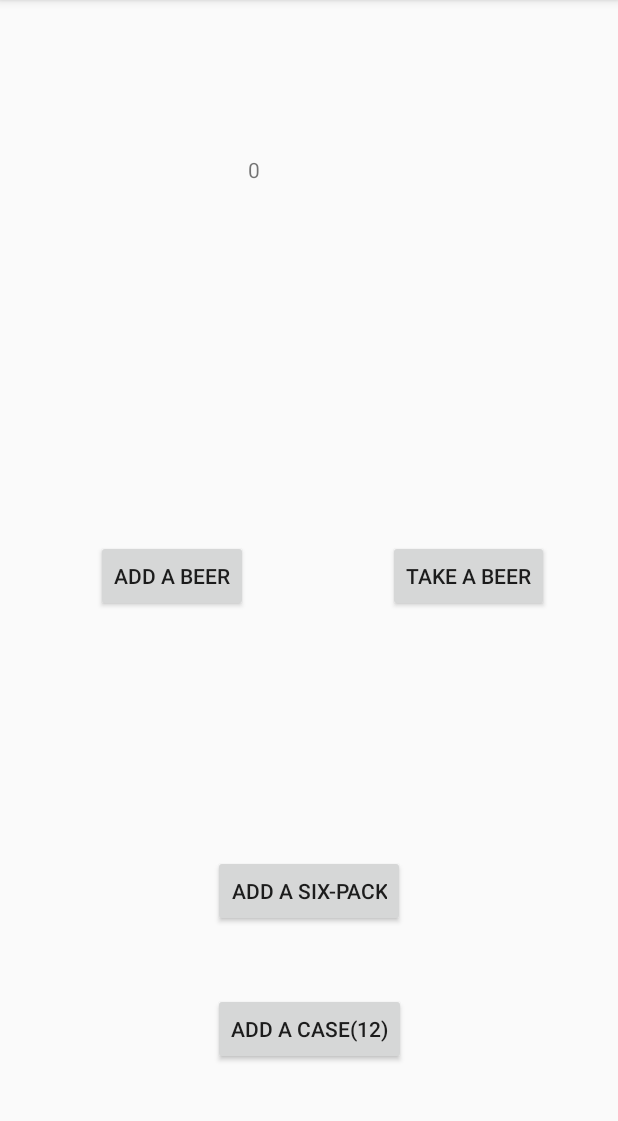
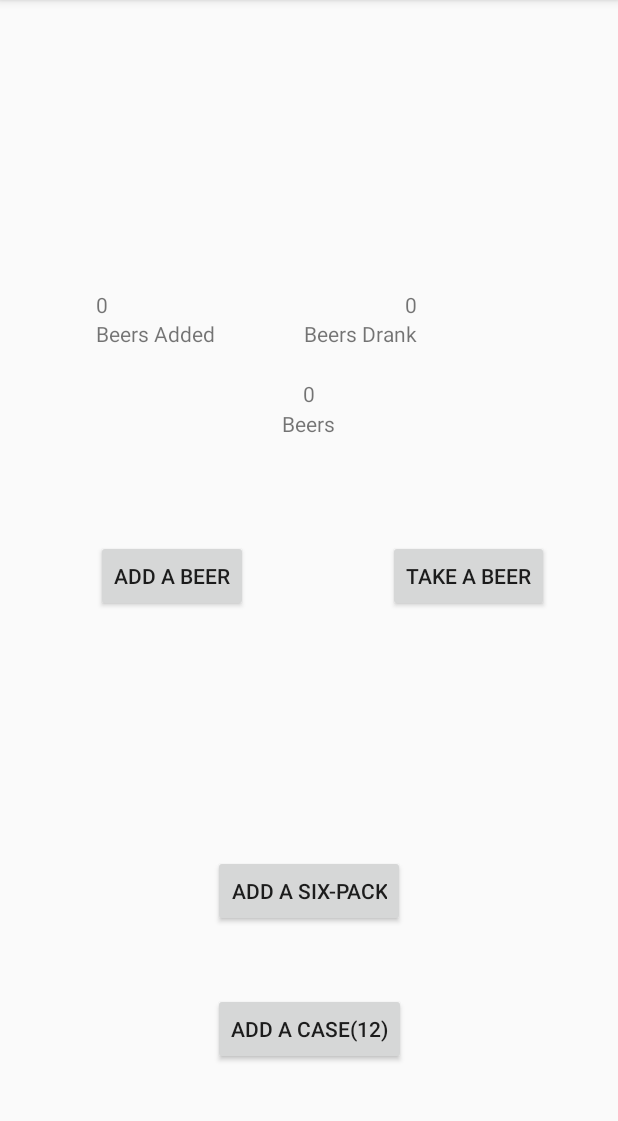
Before and after one commit to shostler/BeerHub, an Android app: the PersonalDashboardActivity screen opened directly, with no data from a screen before it, on a phone screen of 412 x 824 dp, the part 84-1205 px from its top. Run offline under Robolectric (Android 15) with nearby library versions, the phone set to English and light mode, and no system bars; libraries missing offline, so code that uses them is left out: io.realm; 6 statements that could not run were skipped.

Commit message:
labels for adds and dranks to user dash

```diff
--- a/app/src/main/java/com/infusionsoft/beerhub/PersonalDashboardActivity.java
+++ b/app/src/main/java/com/infusionsoft/beerhub/PersonalDashboardActivity.java
@@ -12,15 +12,15 @@ import io.realm.Realm;
 public class PersonalDashboardActivity extends AppCompatActivity {
 
     public static final String PIN_KEY = "key.pin";
+    private static final String NEGATIVE_NET_BEERS  = "Beers in the hole!";
+    private static final String POSITIVE_NET_BEERS  = "Beers still to drink!";
 
-    BeerDrinker drinker;
+    private BeerDrinker drinker;
 
     @Override
     protected void onCreate(Bundle savedInstanceState) {
         super.onCreate(savedInstanceState);
         setContentView(R.layout.activity_personal_dashboard);
-
-        //TODO show current totals on startup?
 
         String pin = getIntent().getStringExtra(PIN_KEY);
         Log.d("PersonalDashboard", pin);
@@ -29,8 +29,8 @@ public class PersonalDashboardActivity extends AppCompatActivity {
             .equalTo(BeerDrinkerFields.PIN, pin)
             .findFirst();
 
-        TextView beerTotalText = (TextView)findViewById(R.id.textBeerTot);
-        beerTotalText.setText(String.valueOf(drinker.getNetBeers()));
+        updateDrinkerSummary();
+
     }
 
     public void clickAddCase(View view) {
@@ -64,12 +64,23 @@ public class PersonalDashboardActivity extends AppCompatActivity {
     }
 
     public void showInteractionSummary(){
-        TextView beerTotalText = (TextView)findViewById(R.id.textBeerTot);
-        beerTotalText.setText(String.valueOf(drinker.getNetBeers()));
-
-        //TODO new NetBeers
+        updateDrinkerSummary();
         //TODO earned badges?
         //TODO drop back to mainActitivy
     }
 
+    private void updateDrinkerSummary(){
+        TextView beerTotalText = (TextView)findViewById(R.id.textBeerNet);
+        beerTotalText.setText(String.valueOf(drinker.getNetBeers()));
+
+        TextView beerTotalLabel = (TextView)findViewById(R.id.textNetBeersLabel);
+        beerTotalLabel.setText( (drinker.getNetBeers() < 0) ? NEGATIVE_NET_BEERS : POSITIVE_NET_BEERS );
+
+        TextView beersAddedText = (TextView)findViewById(R.id.textBeersAdded);
+        beersAddedText.setText(String.valueOf(drinker.getBeersAdded()));
+
+        TextView beersDrankText = (TextView)findViewById(R.id.textBeersDrank);
+        beersDrankText.setText(String.valueOf(drinker.getBeersRemoved()));
+    }
+
 }
--- a/app/src/main/res/layout/activity_personal_dashboard.xml
+++ b/app/src/main/res/layout/activity_personal_dashboard.xml
@@ -59,8 +59,50 @@
         android:text="0"
         android:layout_width="wrap_content"
         android:layout_height="wrap_content"
-        android:layout_alignParentTop="true"
-        android:layout_toEndOf="@+id/addBeerButt"
-        android:layout_marginTop="87dp"
-        android:id="@+id/textBeerTot" />
+        android:id="@+id/textBeerNet"
+        android:layout_above="@+id/addBeerButt"
+        android:layout_centerHorizontal="true"
+        android:layout_marginBottom="88dp" />
+
+    <TextView
+        android:text="Beers"
+        android:layout_width="wrap_content"
+        android:layout_height="wrap_content"
+        android:layout_alignTop="@+id/textBeerNet"
+        android:layout_centerHorizontal="true"
+        android:layout_marginTop="20dp"
+        android:id="@+id/textNetBeersLabel" />
+
+    <TextView
+        android:text="0"
+        android:layout_width="wrap_content"
+        android:layout_height="wrap_content"
+        android:layout_above="@+id/textNetBeersLabel"
+        android:layout_alignStart="@+id/addBeerButt"
+        android:layout_marginBottom="40dp"
+        android:id="@+id/textBeersAdded" />
+
+    <TextView
+        android:text="0"
+        android:layout_width="wrap_content"
+        android:layout_height="wrap_content"
+        android:layout_alignTop="@+id/textBeersAdded"
+        android:layout_toEndOf="@+id/addSixButt"
+        android:id="@+id/textBeersDrank" />
+
+    <TextView
+        android:text="Beers Drank"
+        android:layout_width="wrap_content"
+        android:layout_height="wrap_content"
+        android:layout_alignBottom="@+id/textBeersAddedLabel"
+        android:layout_alignEnd="@+id/textBeersDrank"
+        android:id="@+id/textBeersDrankLabel" />
+
+    <TextView
+        android:text="Beers Added"
+        android:layout_width="wrap_content"
+        android:layout_height="wrap_content"
+        android:id="@+id/textBeersAddedLabel"
+        android:layout_below="@+id/textBeersDrank"
+        android:layout_alignStart="@+id/textBeersAdded" />
 </RelativeLayout>
```
